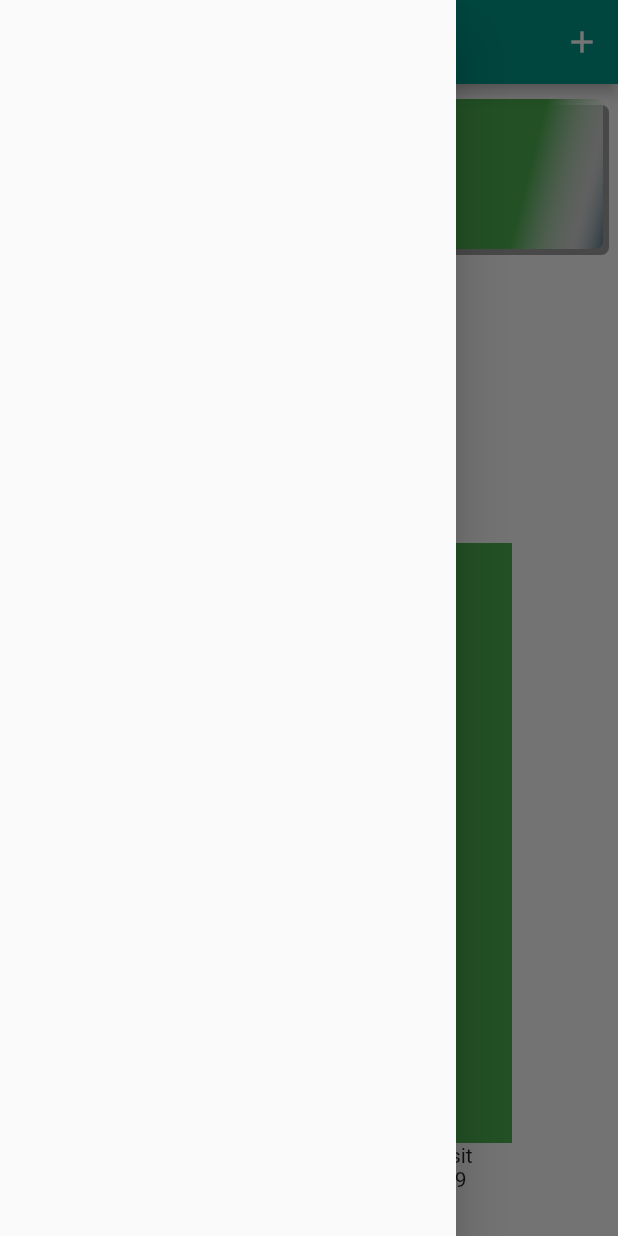
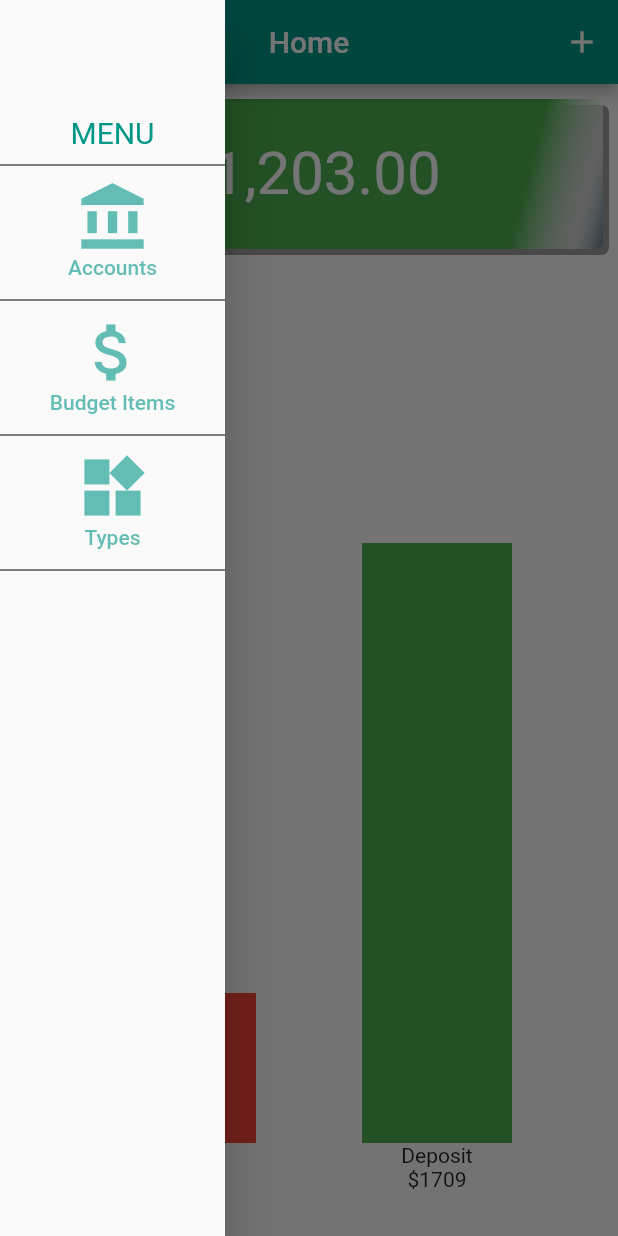
Before and after one commit to abdoNull/budget-tracker-flutter, a Flutter app: the screen it shows after launch, with the side drawer open, on a phone screen of 412 x 824 dp. Run offline on Flutter 3.47's test engine with Material 2 defaults, Android fonts, the phone set to English and light mode, and no system bars.

Commit message:
add menu drawer

```diff
--- a/lib/routes.dart
+++ b/lib/routes.dart
@@ -1,9 +1,10 @@
-import 'package:flutter/material.dart';
 import 'package:budget_tracker/screens/index.dart';
 
 final routes = {
-  '/': (BuildContext context) => HomeScreen(),
-  '/accounts': (BuildContext context) => AccountsScreen(),
-  '/items': (BuildContext context) => ItemsScreens(),
-  '/types': (BuildContext context) => TypesScreen(),
+  '/': (context) => HomeScreen(),
+  AccountsScreen.routeName: (context) => AccountsScreen(),
+  ItemsScreen.routeName: (context) => ItemsScreen(),
+  TypesScreen.routeName: (context) => TypesScreen(),
 };
+
+// inErrorCase Try BuildContext
--- a/lib/screens/accounts/accounts_screen.dart
+++ b/lib/screens/accounts/accounts_screen.dart
@@ -1,6 +1,7 @@
 import 'package:flutter/material.dart';
 
 class AccountsScreen extends StatelessWidget {
+   static const routeName = '/account-screen';
 
   @override
   Widget build(BuildContext context) {
--- a/lib/screens/home/home_screen.dart
+++ b/lib/screens/home/home_screen.dart
@@ -1,3 +1,4 @@
+import 'package:budget_tracker/screens/home/widgets/menu.dart';
 import 'package:flutter/material.dart';
 
 class HomeScreen extends StatelessWidget {
@@ -16,7 +17,7 @@ class HomeScreen extends StatelessWidget {
           )
         ],
       ),
-      drawer: Drawer(),
+      drawer: Menu(),
       body: Column(
         crossAxisAlignment: CrossAxisAlignment.stretch,
         children: <Widget>[
--- /dev/null
+++ b/lib/screens/home/widgets/menu.dart
@@ -0,0 +1,106 @@
+import 'package:budget_tracker/screens/index.dart';
+import 'package:flutter/material.dart';
+
+class Menu extends StatelessWidget {
+  @override
+  Widget build(BuildContext context) {
+    var color = Theme.of(context).primaryColor;
+    return SizedBox(
+      width: 150,
+      child: Drawer(
+        child: Column(
+          children: [
+            Container(
+              height: 100,
+              alignment: Alignment.bottomCenter,
+              child: Text(
+                'MENU',
+                style: TextStyle(
+                  fontSize: 20,
+                  color: color,
+                ),
+              ),
+            ),
+            Divider(
+              height: 20,
+              color: Colors.black,
+            ),
+            _MenuItem(
+                title: 'Accounts',
+                color: color,
+                icon: Icons.account_balance,
+                onTap: () => _onNavigate(context, '/accounts')),
+            Divider(
+              height: 20,
+              color: Colors.black,
+            ),
+            _MenuItem(
+                title: 'Budget Items',
+                color: color,
+                icon: Icons.attach_money,
+                onTap: () => _onNavigate(context, ItemsScreen.routeName)),
+            Divider(
+              height: 20,
+              color: Colors.black,
+            ),
+            _MenuItem(
+                title: 'Types',
+                color: color,
+                icon: Icons.widgets,
+                onTap: () => _onNavigate(context, TypesScreen.routeName)),
+            Divider(
+              height: 20,
+              color: Colors.black,
+            ),
+          ],
+        ),
+      ),
+    );
+  }
+
+  void _onNavigate(BuildContext context, String url) {
+    Navigator.of(context).pop();
+    Navigator.of(context).pushNamed(url);
+  }
+}
+
+class _MenuItem extends StatelessWidget {
+  const _MenuItem({
+    Key key,
+    @required this.color,
+    @required this.title,
+    @required this.icon,
+    @required this.onTap,
+  }) : super(key: key);
+
+  final IconData icon;
+  final String title;
+  final Color color;
+  final Function onTap;
+  @override
+  Widget build(BuildContext context) {
+    return InkWell(
+      onTap: onTap,
+      child: Opacity(
+        opacity: 0.6,
+        child: Container(
+          height: 70,
+          alignment: Alignment.center,
+          child: Column(
+            children: <Widget>[
+              Icon(icon, color: color, size: 50.0),
+              Text(
+                title,
+                style: TextStyle(
+                  color: color,
+                  fontSize: 14.0,
+                  fontWeight: FontWeight.w500,
+                ),
+              )
+            ],
+          ),
+        ),
+      ),
+    );
+  }
+}
--- a/lib/screens/items/items_screen.dart
+++ b/lib/screens/items/items_screen.dart
@@ -1,7 +1,7 @@
 import 'package:flutter/material.dart';
 
-class ItemsScreens extends StatelessWidget {
-
+class ItemsScreen extends StatelessWidget {
+ static const routeName = '/items-screen';
   @override
   Widget build(BuildContext context) {
     return Container(
--- a/lib/screens/types/types_screen.dart
+++ b/lib/screens/types/types_screen.dart
@@ -1,7 +1,7 @@
 import 'package:flutter/material.dart';
 
 class TypesScreen extends StatelessWidget {
-
+ static const routeName = '/types-screen';
   @override
   Widget build(BuildContext context) {
     return Container(
```
